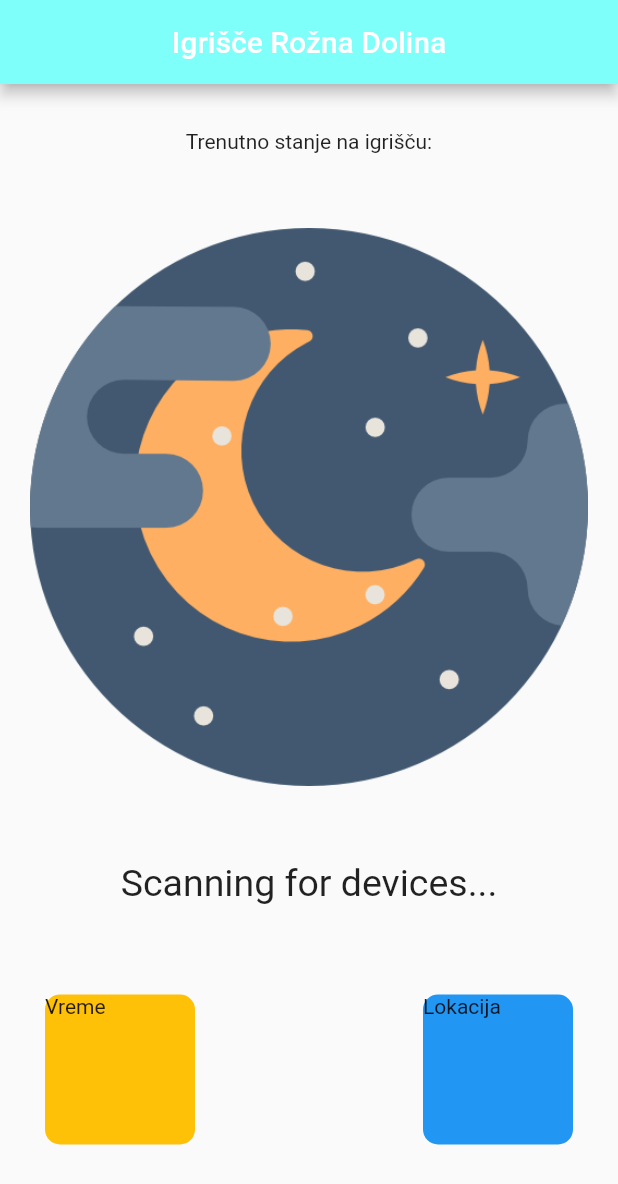
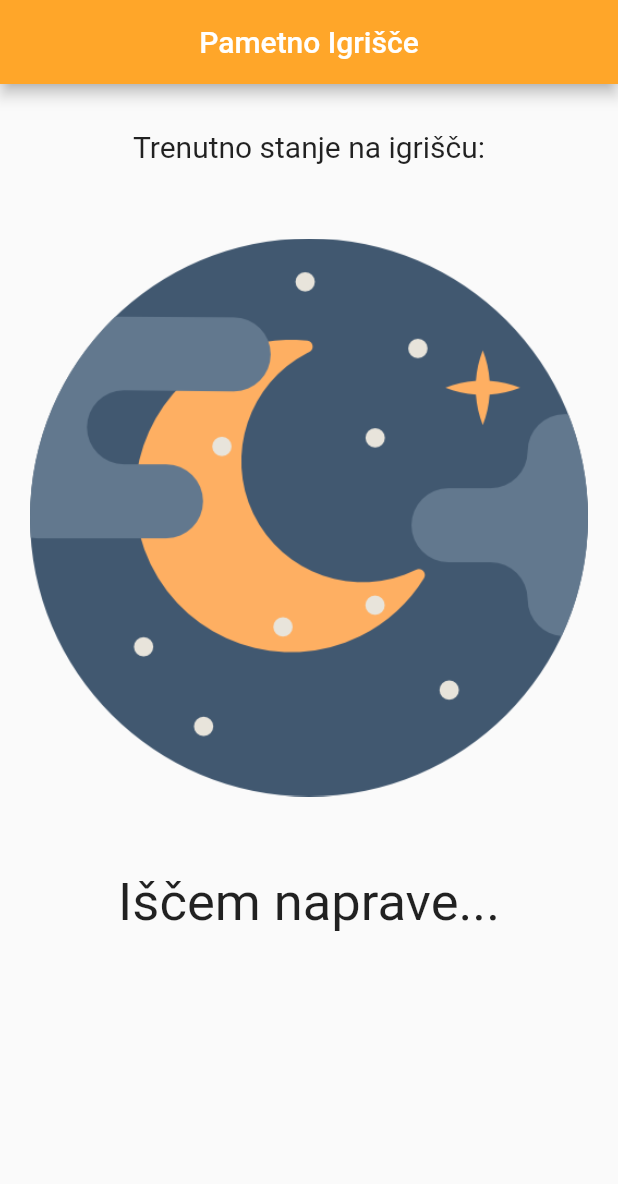
Before and after one commit to kofolmarko/PametnoIgrisce, a Flutter app: the screen it shows after launch, on a phone screen of 412 x 824 dp. Shown: the top 1184 px of the screen. Run offline on Flutter 3.47's test engine with Material 2 defaults, Android fonts, the phone set to English and light mode, and no system bars; our stand-ins replace flutter_blue.

Commit message:
Slo interface

```diff
--- a/lib/pametno_igrsice.dart
+++ b/lib/pametno_igrsice.dart
@@ -12,7 +12,7 @@ class PametnoIgrisceApp extends StatefulWidget {
 }
 
 class _PametnoIgrisceAppState extends State<PametnoIgrisceApp> {
-  String currentActivity = 'Invalid information';
+  String currentActivity = 'Nalaganje...';
   String currentActivityImg = 'assets/night.png';
 
   void subscribeToService() async {
@@ -22,14 +22,14 @@ class _PametnoIgrisceAppState extends State<PametnoIgrisceApp> {
 
     await flutterBlue.scanResults.listen((resultsList) {
       setState(() {
-        currentActivity = 'Scanning for devices...';
+        currentActivity = 'Iščem naprave...';
       });
 
       resultsList.forEach((r) async {
         print(r.device.name);
         if (r.device.name == deviceName) {
           setState(() {
-            currentActivity = 'Device found: ' + r.device.name;
+            currentActivity = 'Najdena naprava: ' + r.device.name;
           });
 
           _device = r.device;
@@ -41,11 +41,11 @@ class _PametnoIgrisceAppState extends State<PametnoIgrisceApp> {
 
     if (_device != null) {
       setState(() {
-        currentActivity = 'Connecting to device: ' + deviceName;
+        currentActivity = 'Povezujem se z napravo: ' + deviceName;
       });
 
       await _device?.connect();
-      currentActivity = 'Searching for services...';
+      currentActivity = 'Iščem storitve...';
       List<BluetoothService>? services = await _device?.discoverServices();
       services?.forEach((service) async {
         String serviceUuid = service.uuid.toString();
@@ -53,7 +53,7 @@ class _PametnoIgrisceAppState extends State<PametnoIgrisceApp> {
             var characteristics = service.characteristics;
             for(BluetoothCharacteristic c in characteristics) {
               setState(() {
-                currentActivity = 'Searching for characteristics...';
+                currentActivity = 'Iščem karakteristike...';
               });
 
               if (c.uuid.toString() == charId) {
@@ -83,9 +83,9 @@ class _PametnoIgrisceAppState extends State<PametnoIgrisceApp> {
       color: Colors.purple[400],
       home: Scaffold(
         appBar: AppBar(
-          title: Text('Igrišče Rožna Dolina'),
+          title: Text('Pametno Igrišče'),
           centerTitle: true,
-          backgroundColor: Color.fromARGB(255, 127, 255, 249),
+          backgroundColor: Color.fromARGB(255, 255, 166, 41),
         ),
         body:
           Column(
@@ -94,6 +94,9 @@ class _PametnoIgrisceAppState extends State<PametnoIgrisceApp> {
                 child: Container(
                   child: Text(
                     'Trenutno stanje na igrišču:',
+                      style: TextStyle(
+                      fontSize: 20
+                    ),
                   ),
                   margin: EdgeInsets.all(30),
                 )
@@ -112,39 +115,39 @@ class _PametnoIgrisceAppState extends State<PametnoIgrisceApp> {
                     currentActivity,
                     textAlign: TextAlign.center,
                     style: TextStyle(
-                      fontSize: 25
+                      fontSize: 35
                     ),
                   ),
                   margin: EdgeInsets.all(30),
                 )
               ),
-              Center(
-                child: Row(
-                  children: [
-                    Container(
-                      height: 100,
-                      width: 100,
-                      decoration: BoxDecoration(
-                        borderRadius: BorderRadius.all(Radius.circular(10)),
-                        color: Colors.amber
-                      ),
-                      margin: EdgeInsets.all(30),
-                      child: Text('Vreme'),
-                    ),
-                    Spacer(),
-                    Container(
-                      height: 100,
-                      width: 100,
-                      decoration: BoxDecoration(
-                        borderRadius: BorderRadius.all(Radius.circular(10)),
-                        color: Colors.blue,
-                      ),
-                      margin: EdgeInsets.all(30),
-                      child: Text('Lokacija'),
-                    )
-                  ],
-                ),
-              )
+              // Center(
+              //   child: Row(
+              //     children: [
+              //       Container(
+              //         height: 100,
+              //         width: 100,
+              //         decoration: BoxDecoration(
+              //           borderRadius: BorderRadius.all(Radius.circular(10)),
+              //           color: Colors.amber
+              //         ),
+              //         margin: EdgeInsets.all(30),
+              //         child: Text('Vreme'),
+              //       ),
+              //       Spacer(),
+              //       Container(
+              //         height: 100,
+              //         width: 100,
+              //         decoration: BoxDecoration(
+              //           borderRadius: BorderRadius.all(Radius.circular(10)),
+              //           color: Colors.blue,
+              //         ),
+              //         margin: EdgeInsets.all(30),
+              //         child: Text('Lokacija'),
+              //       )
+              //     ],
+              //   ),
+              // )
             ],
           )
 
@@ -154,12 +157,12 @@ class _PametnoIgrisceAppState extends State<PametnoIgrisceApp> {
 
   String getActivity(int state) {
     switch (state) {
-      case 0: return 'Basketball';
-      case 1: return 'Football';
-      case 2: return 'Breaking bottles';
-      case 3: return 'Talking';
-      case 4: return 'No activity';
-      default: return 'Invalid data';
+      case 0: return 'Košarka';
+      case 1: return 'Nogomet';
+      case 2: return 'Možnost vandalizma';
+      case 3: return 'Pogovor';
+      case 4: return 'Brez aktivnosti';
+      default: return 'Napaka v sistemu';
     }
   }
 
```
Also changed, not shown: 5 other files.
